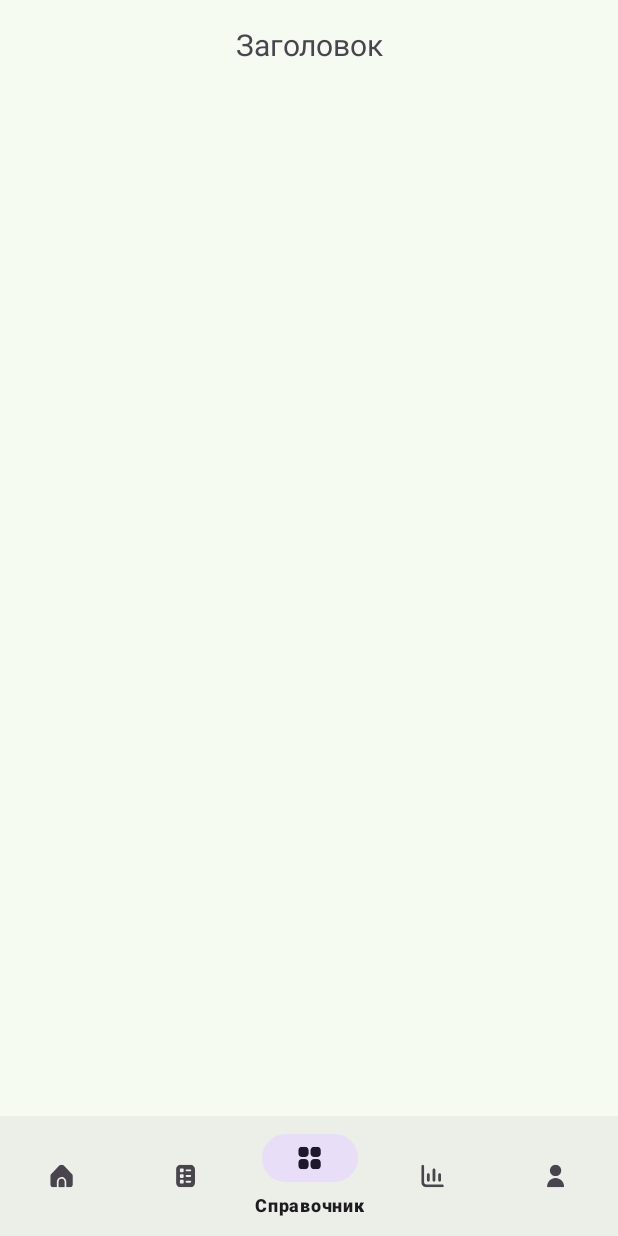
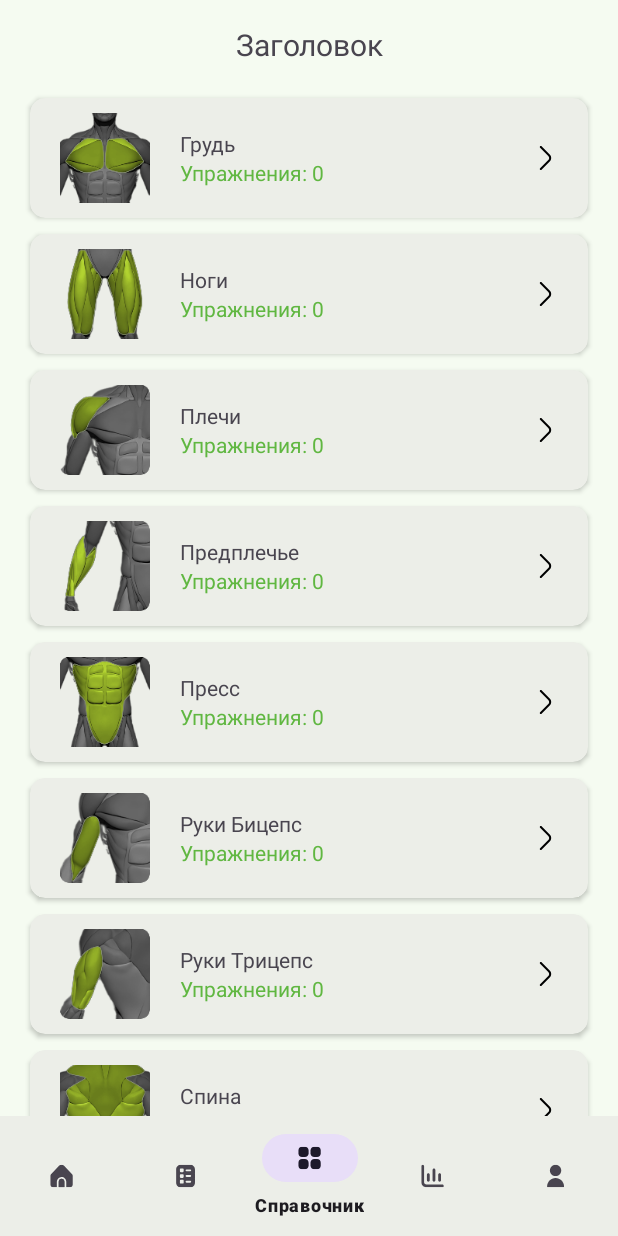
Before and after one commit to IntroGymApp/intro-gym-mvp-android, an Android app: the screen it shows after launch (MainActivity), item 3 of the bottom bar chosen, on a phone screen of 412 x 824 dp. Run offline under Robolectric (Android 15) with nearby library versions, the phone set to English and light mode, and no system bars.

Commit message:
feat: ExerciseGroups

```diff
--- /dev/null
+++ b/app/src/main/java/ru/lonelywh1te/introgymapp/data/MainDatabase.kt
@@ -0,0 +1,29 @@
+package ru.lonelywh1te.introgymapp.data
+
+import android.content.Context
+import androidx.room.Database
+import androidx.room.Room
+import androidx.room.RoomDatabase
+import ru.lonelywh1te.introgymapp.domain.ExerciseInfo
+
+@Database(entities = [ExerciseInfo::class], version = 1)
+abstract class MainDatabase: RoomDatabase() {
+
+
+
+    companion object {
+        private var db: MainDatabase? = null
+
+        fun getInstance(context: Context): MainDatabase {
+            if (db == null) {
+                synchronized(MainDatabase::class.java) {
+                    db = Room.databaseBuilder(context, MainDatabase::class.java, "app_db")
+                        .fallbackToDestructiveMigration() // TODO: удалить
+                        .build()
+                }
+            }
+
+            return db!!
+        }
+    }
+}
--- /dev/null
+++ b/app/src/main/java/ru/lonelywh1te/introgymapp/domain/ExerciseGroup.kt
@@ -0,0 +1,56 @@
+package ru.lonelywh1te.introgymapp.domain
+
+data class ExerciseGroup (
+    val name: String,
+    val imageAssetPath: String,
+    val count: Int,
+){
+    companion object {
+        private const val ASSETS_FOLDER = "exercise_groups_img"
+
+        fun getGroups(): List<ExerciseGroup> {
+            return listOf(
+                ExerciseGroup (
+                    "Грудь",
+                    "$ASSETS_FOLDER/chest.png",
+                    0
+                ),
+                ExerciseGroup (
+                    "Ноги",
+                    "$ASSETS_FOLDER/legs.png",
+                    0
+                ),
+                ExerciseGroup (
+                    "Плечи",
+                    "$ASSETS_FOLDER/shoulders.png",
+                    0
+                ),
+                ExerciseGroup (
+                    "Предплечье",
+                    "$ASSETS_FOLDER/forearm.png",
+                    0
+                ),
+                ExerciseGroup (
+                    "Пресс",
+                    "$ASSETS_FOLDER/press.png",
+                    0
+                ),
+                ExerciseGroup (
+                    "Руки Бицепс",
+                    "$ASSETS_FOLDER/biceps.png",
+                    0
+                ),
+                ExerciseGroup (
+                    "Руки Трицепс",
+                    "$ASSETS_FOLDER/triceps.png",
+                    0
+                ),
+                ExerciseGroup (
+                    "Спина",
+                    "$ASSETS_FOLDER/back.png",
+                    0
+                ),
+            )
+        }
+    }
+}
--- /dev/null
+++ b/app/src/main/java/ru/lonelywh1te/introgymapp/domain/ExerciseInfo.kt
@@ -0,0 +1,25 @@
+package ru.lonelywh1te.introgymapp.domain
+
+import androidx.room.ColumnInfo
+import androidx.room.Entity
+import androidx.room.PrimaryKey
+
+@Entity(tableName = "exercise_info")
+data class ExerciseInfo (
+    @PrimaryKey(autoGenerate = true)
+    val id: Int = 0,
+    @ColumnInfo("group")
+    val group: String,
+    @ColumnInfo("image_asset_path")
+    val imageAssetPath: String,
+    @ColumnInfo("name")
+    val name: String,
+    @ColumnInfo("description")
+    val description: String,
+    @ColumnInfo("preparation")
+    val preparation: String,
+    @ColumnInfo("execution")
+    val execution: String,
+    @ColumnInfo("advices")
+    val advices: String,
+)
--- a/app/src/main/java/ru/lonelywh1te/introgymapp/presentation/calendar/Day.kt
+++ b/app/src/main/java/ru/lonelywh1te/introgymapp/presentation/calendar/Day.kt
@@ -9,7 +9,7 @@ data class Day (
 
     val dayOfMouth: Int = localDate.dayOfMonth,
     val dayOfWeek: String = localDate.dayOfWeek.getDisplayName(TextStyle.SHORT, Locale.getDefault()).uppercase(),
-    val month: String = localDate.month.toString(),
+    val month: String = localDate.month.getDisplayName(TextStyle.FULL, Locale.getDefault()),
     val year: Int = localDate.year,
     val date: Long = localDate.toEpochDay() * 86400000L,
     val isSelected: Boolean = false,
--- a/app/src/main/java/ru/lonelywh1te/introgymapp/presentation/view/GuideFragment.kt
+++ b/app/src/main/java/ru/lonelywh1te/introgymapp/presentation/view/GuideFragment.kt
@@ -5,13 +5,29 @@ import androidx.fragment.app.Fragment
 import android.view.LayoutInflater
 import android.view.View
 import android.view.ViewGroup
+import androidx.recyclerview.widget.LinearLayoutManager
+import androidx.recyclerview.widget.RecyclerView
 import ru.lonelywh1te.introgymapp.databinding.FragmentGuideBinding
+import ru.lonelywh1te.introgymapp.domain.ExerciseGroup
+import ru.lonelywh1te.introgymapp.presentation.view.adapter.ExerciseGroupAdapter
+
 
 class GuideFragment : Fragment() {
     private lateinit var binding: FragmentGuideBinding
+    private lateinit var recycler: RecyclerView
 
     override fun onCreateView(inflater: LayoutInflater, container: ViewGroup?, savedInstanceState: Bundle?): View {
         binding = FragmentGuideBinding.inflate(inflater, container, false)
+        val adapter = ExerciseGroupAdapter()
+
+        recycler = binding.rvGuides
+        recycler.apply {
+            this.adapter = adapter
+            layoutManager = LinearLayoutManager(requireContext())
+        }
+
+        adapter.list = ExerciseGroup.getGroups()
+
         return binding.root
     }
 }
--- a/app/src/main/java/ru/lonelywh1te/introgymapp/presentation/view/MainActivity.kt
+++ b/app/src/main/java/ru/lonelywh1te/introgymapp/presentation/view/MainActivity.kt
@@ -22,30 +22,23 @@ class MainActivity : AppCompatActivity() {
         binding = ActivityMainBinding.inflate(layoutInflater)
 
         setFragment(mainFragment)
-        setHeaderBackgroundColor(R.id.main) // TODO: придумать что-то получше
 
         binding.bottomMenu.setOnItemSelectedListener {
             when(it.itemId) {
                 R.id.main -> {
                     setFragment(mainFragment)
-                    setHeaderBackgroundColor(it.itemId)
                 }
                 R.id.workouts -> {
                     setFragment(workoutFragment)
-                    setHeaderBackgroundColor(it.itemId)
                 }
                 R.id.guide -> {
-                    setHeaderBackgroundColor(it.itemId)
                     setFragment(guideFragment)
-                    setHeaderBackgroundColor(it.itemId)
                 }
                 R.id.stats -> {
                     setFragment(statsFragment)
-                    setHeaderBackgroundColor(it.itemId)
                 }
                 R.id.profile -> {
                     setFragment(profileFragment)
-                    setHeaderBackgroundColor(it.itemId)
                 }
             }
 
@@ -58,9 +51,4 @@ class MainActivity : AppCompatActivity() {
     private fun setFragment(fragment: Fragment) {
         supportFragmentManager.beginTransaction().replace(R.id.fragmentContainer, fragment).commit()
     }
-
-    private fun setHeaderBackgroundColor(id: Int) {
-        if (id == R.id.main) binding.headerLayout.setBackgroundColor(ContextCompat.getColor(this, R.color.background_block_color))
-        else binding.headerLayout.setBackgroundColor(ContextCompat.getColor(this, R.color.background_color))
-    }
 }
--- /dev/null
+++ b/app/src/main/java/ru/lonelywh1te/introgymapp/presentation/view/adapter/ExerciseGroupAdapter.kt
@@ -0,0 +1,41 @@
+package ru.lonelywh1te.introgymapp.presentation.view.adapter
+
+import android.net.Uri
+import android.view.LayoutInflater
+import android.view.ViewGroup
+import androidx.recyclerview.widget.RecyclerView
+import com.bumptech.glide.Glide
+import ru.lonelywh1te.introgymapp.databinding.ExerciseGroupItemBinding
+import ru.lonelywh1te.introgymapp.domain.ExerciseGroup
+
+class ExerciseGroupAdapter: RecyclerView.Adapter<ExerciseGroupViewHolder>() {
+    var list = listOf<ExerciseGroup>()
+        set(value) {
+            field = value
+            notifyDataSetChanged()
+        }
+
+    override fun onCreateViewHolder(parent: ViewGroup, viewType: Int): ExerciseGroupViewHolder {
+        val binding = ExerciseGroupItemBinding.inflate(LayoutInflater.from(parent.context), parent, false)
+        return ExerciseGroupViewHolder(binding)
+    }
+
+    override fun getItemCount(): Int = list.size
+
+
+    override fun onBindViewHolder(holder: ExerciseGroupViewHolder, position: Int) {
+        val item = list[position]
+
+        holder.bind(item)
+    }
+}
+
+class ExerciseGroupViewHolder(private val binding: ExerciseGroupItemBinding): RecyclerView.ViewHolder(binding.root) {
+    fun bind(item: ExerciseGroup) {
+        binding.tvGroupName.text = item.name
+        binding.tvExerciseCount.text = "Упражнения: ${item.count}"
+
+        val imagesAssetsPath = "file:///android_asset/"
+        Glide.with(binding.root).load((Uri.parse(imagesAssetsPath + item.imageAssetPath))).into(binding.ivGroupImage)
+    }
+}
--- /dev/null
+++ b/app/src/main/res/layout/exercise_group_item.xml
@@ -0,0 +1,73 @@
+<?xml version="1.0" encoding="utf-8"?>
+<androidx.constraintlayout.widget.ConstraintLayout xmlns:android="http://schemas.android.com/apk/res/android"
+    xmlns:app="http://schemas.android.com/apk/res-auto"
+    android:layout_width="match_parent"
+    android:layout_height="wrap_content"
+    android:background="@android:color/transparent">
+
+    <androidx.cardview.widget.CardView
+        android:layout_width="match_parent"
+        android:layout_height="80dp"
+        android:layout_marginTop="5dp"
+        android:layout_marginBottom="5dp"
+        android:layout_marginStart="20dp"
+        android:layout_marginEnd="20dp"
+        app:cardCornerRadius="10dp"
+        app:cardBackgroundColor="@color/background_block_color"
+        app:layout_constraintBottom_toBottomOf="parent"
+        app:layout_constraintEnd_toEndOf="parent"
+        app:layout_constraintStart_toStartOf="parent"
+        app:layout_constraintTop_toTopOf="parent">
+
+        <androidx.constraintlayout.widget.ConstraintLayout
+            android:layout_width="match_parent"
+            android:layout_height="match_parent">
+
+            <ImageView
+                android:id="@+id/ivGroupImage"
+                android:layout_width="60dp"
+                android:layout_height="60dp"
+                android:layout_marginStart="20dp"
+                android:layout_gravity="center"
+                android:src="@drawable/ic_launcher_background"
+                app:layout_constraintBottom_toBottomOf="parent"
+                app:layout_constraintStart_toStartOf="parent"
+                app:layout_constraintTop_toTopOf="parent" />
+
+            <LinearLayout
+                android:layout_width="0dp"
+                android:layout_height="match_parent"
+                android:orientation="vertical"
+                android:gravity="center_vertical"
+                android:padding="20dp"
+                app:layout_constraintEnd_toStartOf="@+id/imageView"
+                app:layout_constraintStart_toEndOf="@+id/ivGroupImage">
+
+                <TextView
+                    android:id="@+id/tvGroupName"
+                    android:layout_width="wrap_content"
+                    android:layout_height="wrap_content"
+                    android:text="Название группы" />
+
+                <TextView
+                    android:id="@+id/tvExerciseCount"
+                    android:layout_width="wrap_content"
+                    android:layout_height="wrap_content"
+                    android:textColor="@color/primary_color"
+                    android:text="Упражнения: 5" />
+            </LinearLayout>
+
+            <ImageView
+                android:id="@+id/imageView"
+                android:layout_width="wrap_content"
+                android:layout_height="match_parent"
+                android:padding="20dp"
+                android:src="@drawable/ic_arrow_right"
+                app:layout_constraintBottom_toBottomOf="parent"
+                app:layout_constraintEnd_toEndOf="parent"
+                app:layout_constraintTop_toTopOf="parent"
+                app:tint="@color/black" />
+        </androidx.constraintlayout.widget.ConstraintLayout>
+    </androidx.cardview.widget.CardView>
+
+</androidx.constraintlayout.widget.ConstraintLayout>
--- a/app/src/main/res/layout/fragment_guide.xml
+++ b/app/src/main/res/layout/fragment_guide.xml
@@ -9,6 +9,7 @@
     <androidx.recyclerview.widget.RecyclerView
         android:id="@+id/rvGuides"
         android:layout_width="match_parent"
-        android:layout_height="match_parent"/>
+        android:layout_height="match_parent"
+        tools:listitem="@layout/exercise_group_item"/>
 
 </FrameLayout>
--- a/app/src/main/res/layout/fragment_main.xml
+++ b/app/src/main/res/layout/fragment_main.xml
@@ -31,6 +31,7 @@
                 android:padding="5dp"
                 tools:layoutManager="androidx.recyclerview.widget.LinearLayoutManager"
                 tools:listitem="@layout/day_item"
+                tools:itemCount="7"
                 tools:orientation="horizontal" />
 
             <LinearLayout
```
Also changed, not shown: app/build.gradle.kts (+13 -0 lines), app/src/main/assets/exercise_groups_img/back.png (added), app/src/main/assets/exercise_groups_img/biceps.png (added), app/src/main/assets/exercise_groups_img/chest.png (added), app/src/main/assets/exercise_groups_img/forearm.png (added), app/src/main/assets/exercise_groups_img/legs.png (added), app/src/main/assets/exercise_groups_img/press.png (added), app/src/main/assets/exercise_groups_img/shoulders.png (added), app/src/main/assets/exercise_groups_img/triceps.png (added).
